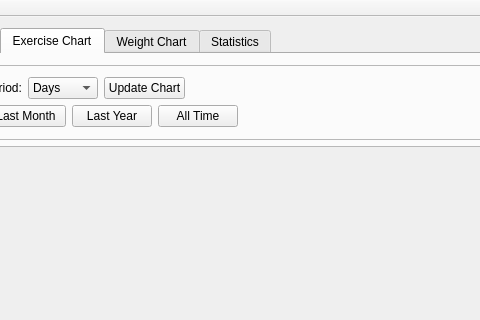
Above: src/harrix_swiss_knife/fitness_window.ui from Harrix/harrix-swiss-knife before the change; both pictures show x 300 to 780 and y 0 to 320 of the 1191 by 926 pixel window. Below: the same form after it.
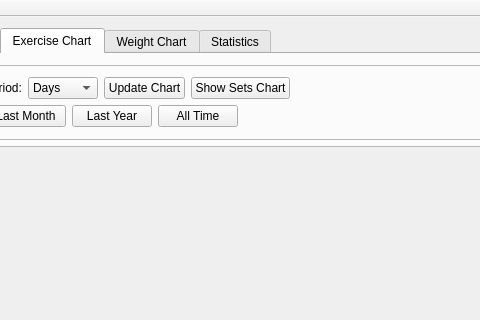
That is the form after the change. The open tabs and pages were chosen to show the change.

Commit message: ➕ Add button "Show Sets Chart"

Patch:
```diff
--- a/src/harrix_swiss_knife/fitness_window.ui
+++ b/src/harrix_swiss_knife/fitness_window.ui
@@ -862,6 +862,13 @@
                         </property>
                       </widget>
                     </item>
+                    <item>
+                      <widget class="QPushButton" name="pushButton_show_sets_chart">
+                        <property name="text">
+                          <string>Show Sets Chart</string>
+                        </property>
+                      </widget>
+                    </item>
                     <item>
                       <spacer name="horizontalSpacer_charts">
                         <property name="orientation">
```
The commit also changes 4 other files.
